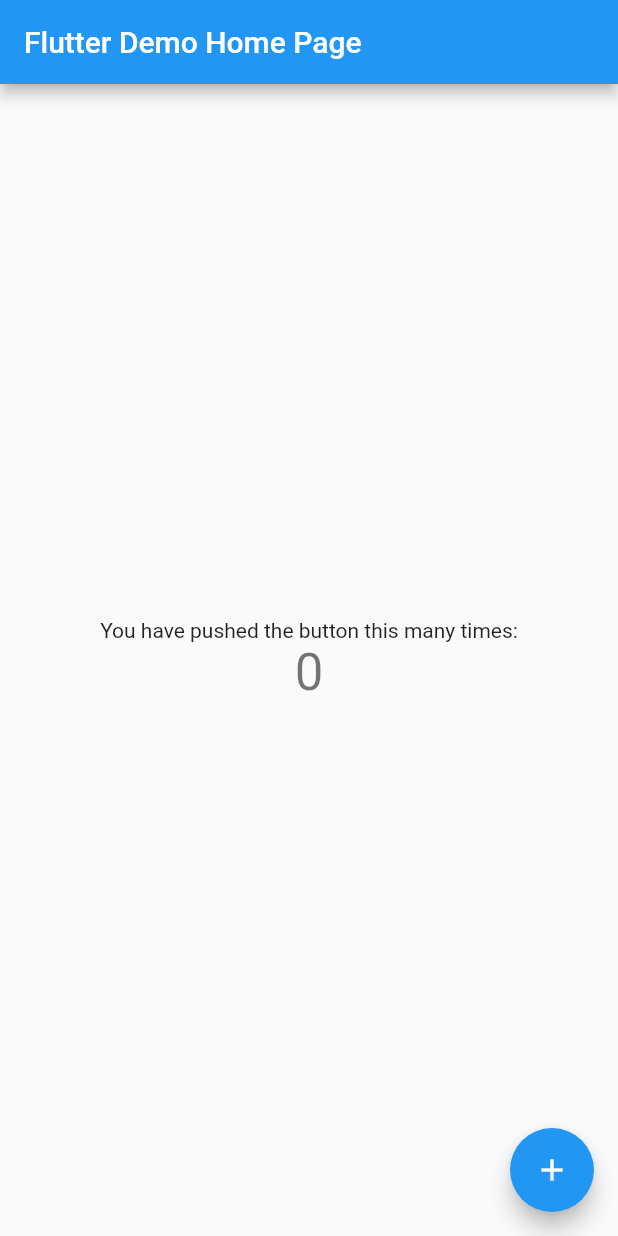
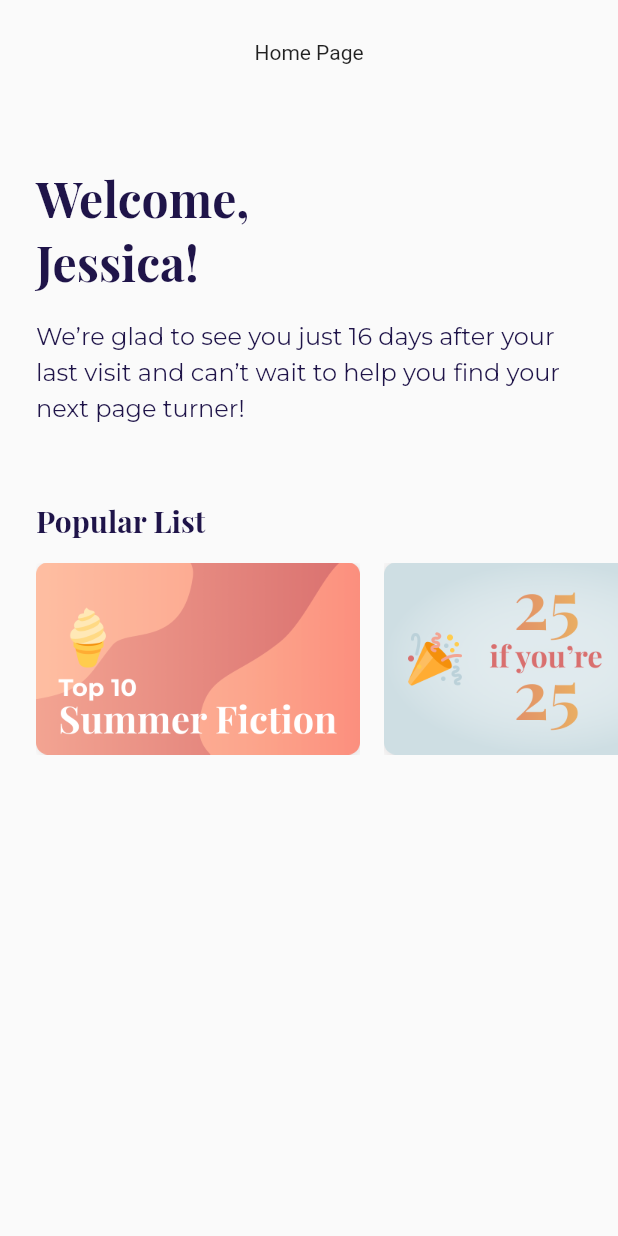
Before and after one commit to Revaldo11/flutter-bookShop-ui, a Flutter app: the screen it shows after launch, on a phone screen of 412 x 824 dp. Run offline on Flutter 3.47's test engine with Material 2 defaults, Android fonts, the phone set to English and light mode, and no system bars; our stand-ins replace flutter_bloc, google_fonts.

Commit message:
add home page popular list

```diff
--- a/lib/main.dart
+++ b/lib/main.dart
@@ -1,4 +1,6 @@
 import 'package:flutter/material.dart';
+
+import 'pages/home_page.dart';
 
 void main() {
   runApp(const MyApp());
@@ -7,109 +9,12 @@
 class MyApp extends StatelessWidget {
   const MyApp({Key? key}) : super(key: key);
 
-  // This widget is the root of your application.
   @override
   Widget build(BuildContext context) {
     return MaterialApp(
-      title: 'Flutter Demo',
-      theme: ThemeData(
-        // This is the theme of your application.
-        //
-        // Try running your application with "flutter run". You'll see the
-        // application has a blue toolbar. Then, without quitting the app, try
-        // changing the primarySwatch below to Colors.green and then invoke
-        // "hot reload" (press "r" in the console where you ran "flutter run",
-        // or simply save your changes to "hot reload" in a Flutter IDE).
-        // Notice that the counter didn't reset back to zero; the application
-        // is not restarted.
-        primarySwatch: Colors.blue,
-      ),
-      home: const MyHomePage(title: 'Flutter Demo Home Page'),
+      routes: {
+        '/': (context) => const HomePage(),
+      },
     );
   }
 }
-
-class MyHomePage extends StatefulWidget {
-  const MyHomePage({Key? key, required this.title}) : super(key: key);
-
-  // This widget is the home page of your application. It is stateful, meaning
-  // that it has a State object (defined below) that contains fields that affect
-  // how it looks.
-
-  // This class is the configuration for the state. It holds the values (in this
-  // case the title) provided by the parent (in this case the App widget) and
-  // used by the build method of the State. Fields in a Widget subclass are
-  // always marked "final".
-
-  final String title;
-
-  @override
-  State<MyHomePage> createState() => _MyHomePageState();
-}
-
-class _MyHomePageState extends State<MyHomePage> {
-  int _counter = 0;
-
-  void _incrementCounter() {
-    setState(() {
-      // This call to setState tells the Flutter framework that something has
-      // changed in this State, which causes it to rerun the build method below
-      // so that the display can reflect the updated values. If we changed
-      // _counter without calling setState(), then the build method would not be
-      // called again, and so nothing would appear to happen.
-      _counter++;
-    });
-  }
-
-  @override
-  Widget build(BuildContext context) {
-    // This method is rerun every time setState is called, for instance as done
-    // by the _incrementCounter method above.
-    //
-    // The Flutter framework has been optimized to make rerunning build methods
-    // fast, so that you can just rebuild anything that needs updating rather
-    // than having to individually change instances of widgets.
-    return Scaffold(
-      appBar: AppBar(
-        // Here we take the value from the MyHomePage object that was created by
-        // the App.build method, and use it to set our appbar title.
-        title: Text(widget.title),
-      ),
-      body: Center(
-        // Center is a layout widget. It takes a single child and positions it
-        // in the middle of the parent.
-        child: Column(
-          // Column is also a layout widget. It takes a list of children and
-          // arranges them vertically. By default, it sizes itself to fit its
-          // children horizontally, and tries to be as tall as its parent.
-          //
-          // Invoke "debug painting" (press "p" in the console, choose the
-          // "Toggle Debug Paint" action from the Flutter Inspector in Android
-          // Studio, or the "Toggle Debug Paint" command in Visual Studio Code)
-          // to see the wireframe for each widget.
-          //
-          // Column has various properties to control how it sizes itself and
-          // how it positions its children. Here we use mainAxisAlignment to
-          // center the children vertically; the main axis here is the vertical
-          // axis because Columns are vertical (the cross axis would be
-          // horizontal).
-          mainAxisAlignment: MainAxisAlignment.center,
-          children: <Widget>[
-            const Text(
-              'You have pushed the button this many times:',
-            ),
-            Text(
-              '$_counter',
-              style: Theme.of(context).textTheme.headline4,
-            ),
-          ],
-        ),
-      ),
-      floatingActionButton: FloatingActionButton(
-        onPressed: _incrementCounter,
-        tooltip: 'Increment',
-        child: const Icon(Icons.add),
-      ), // This trailing comma makes auto-formatting nicer for build methods.
-    );
-  }
-}
--- /dev/null
+++ b/lib/pages/home_page.dart
@@ -0,0 +1,98 @@
+// ignore_for_file: prefer_const_constructors
+
+import 'package:bookshop_ui/utils.dart';
+import 'package:flutter/material.dart';
+
+class HomePage extends StatelessWidget {
+  const HomePage({Key? key}) : super(key: key);
+
+  @override
+  Widget build(BuildContext context) {
+    Widget header() {
+      return Container(
+        margin:
+            EdgeInsets.only(top: 40, left: defaultMargin, right: defaultMargin),
+        child: Column(
+          crossAxisAlignment: CrossAxisAlignment.start,
+          children: [
+            Text(
+              'Welcome, \nJessica!',
+              style: blackHeadingTextStyle.copyWith(
+                  fontSize: 32, fontWeight: bold),
+            ),
+            SizedBox(
+              height: 15,
+            ),
+            Text(
+              'We’re glad to see you just 16 days after your last visit and can’t wait to help you find your next page turner!',
+              style: blackTextStyle.copyWith(fontSize: 16, height: 1.5),
+            ),
+          ],
+        ),
+      );
+    }
+
+    Widget popularList() {
+      return Column(
+        crossAxisAlignment: CrossAxisAlignment.start,
+        children: [
+          Container(
+            margin: EdgeInsets.only(top: 50, left: defaultMargin, bottom: 15),
+            child: Text(
+              'Popular List',
+              style: blackHeadingTextStyle.copyWith(
+                  fontSize: 20, fontWeight: bold),
+            ),
+          ),
+          SingleChildScrollView(
+            scrollDirection: Axis.horizontal,
+            child: Padding(
+              padding: EdgeInsets.only(
+                left: defaultMargin,
+              ),
+              child: Row(
+                children: [
+                  Container(
+                    width: 216,
+                    height: 128,
+                    margin: EdgeInsets.only(right: 16),
+                    decoration: BoxDecoration(
+                      image: DecorationImage(
+                        image: AssetImage('assets/img_list1.png'),
+                      ),
+                    ),
+                  ),
+                  Container(
+                    width: 216,
+                    height: 128,
+                    margin: EdgeInsets.only(right: 16),
+                    decoration: BoxDecoration(
+                      image: DecorationImage(
+                        image: AssetImage('assets/img_list2.png'),
+                      ),
+                    ),
+                  ),
+                ],
+              ),
+            ),
+          ),
+        ],
+      );
+    }
+
+    return Scaffold(
+      appBar: PreferredSize(
+        preferredSize: const Size.fromHeight(70),
+        child: Center(
+          child: Text('Home Page'),
+        ),
+      ),
+      body: ListView(
+        children: [
+          header(),
+          popularList(),
+        ],
+      ),
+    );
+  }
+}
```
Also changed, not shown: assets/img_list1.png (added), assets/img_list2.png (added).
